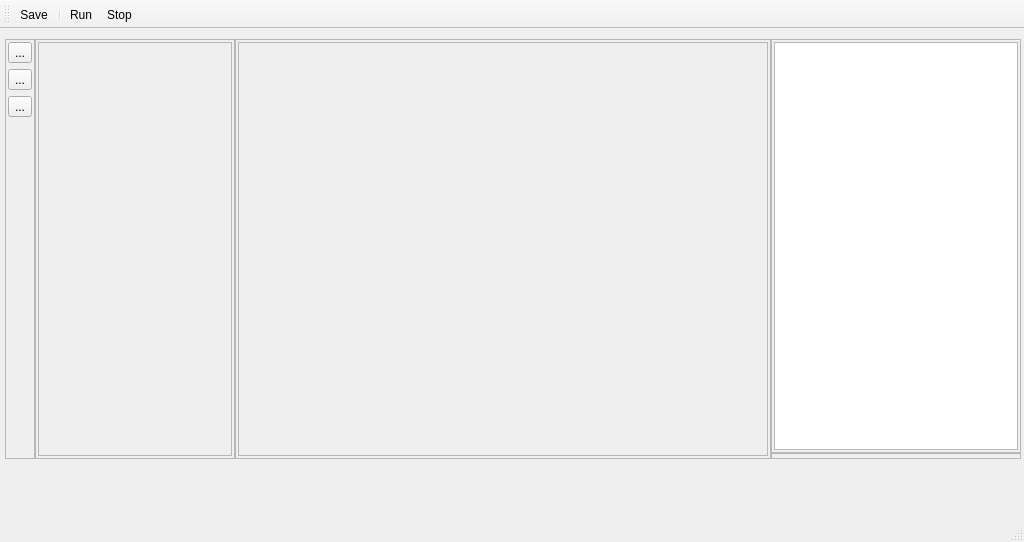
The window that designer/WorkflowDesigner.ui (dhasterok/LaserMapExplorer) describes before a commit, drawn with Qt 5.
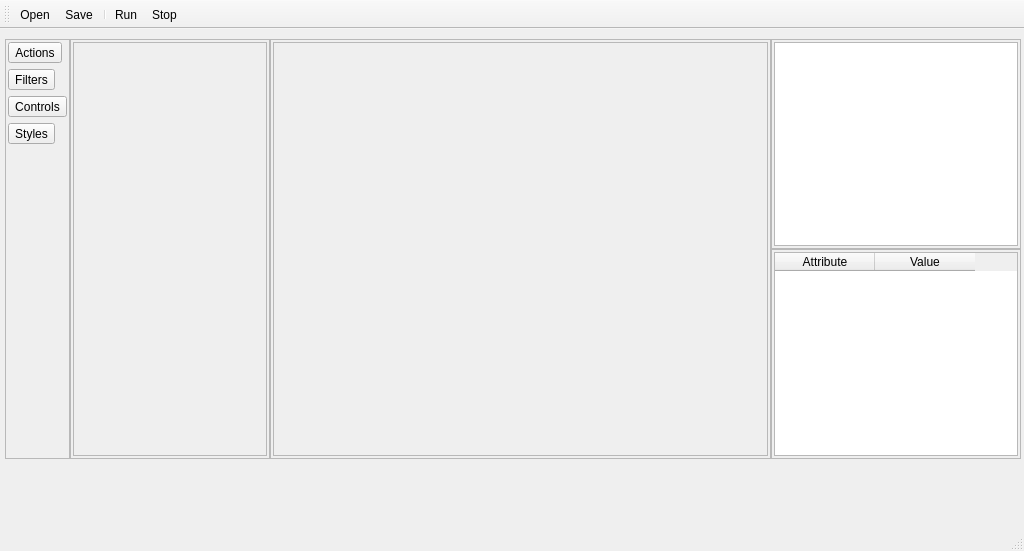
The same window after the commit. Icons and pictures are not drawn.

Commit message:
Added swap resolution button
Swaps dx and dy in mainwindow

What changed in the file:
```diff
--- a/designer/WorkflowDesigner.ui
+++ b/designer/WorkflowDesigner.ui
@@ -7,7 +7,7 @@
     <x>0</x>
     <y>0</y>
     <width>1024</width>
-    <height>542</height>
+    <height>551</height>
    </rect>
   </property>
   <property name="sizePolicy">
@@ -20,7 +20,7 @@
    <string>MainWindow</string>
   </property>
   <widget class="QWidget" name="centralwidget">
-   <widget class="QWidget" name="">
+   <widget class="QWidget" name="layoutWidget">
     <property name="geometry">
      <rect>
       <x>5</x>
@@ -63,21 +63,28 @@
         <item>
          <widget class="QToolButton" name="toolButton">
           <property name="text">
-           <string>...</string>
+           <string>Actions</string>
           </property>
          </widget>
         </item>
         <item>
          <widget class="QToolButton" name="toolButton_2">
           <property name="text">
-           <string>...</string>
+           <string>Filters</string>
           </property>
          </widget>
         </item>
         <item>
          <widget class="QToolButton" name="toolButton_3">
           <property name="text">
-           <string>...</string>
+           <string>Controls</string>
+          </property>
+         </widget>
+        </item>
+        <item>
+         <widget class="QToolButton" name="toolButtonStyles">
+          <property name="text">
+           <string>Styles</string>
           </property>
          </widget>
         </item>
@@ -187,7 +194,7 @@
             <rect>
              <x>0</x>
              <y>0</y>
-             <width>383</width>
+             <width>367</width>
              <height>410</height>
             </rect>
            </property>
@@ -202,6 +209,9 @@
        <property name="spacing">
         <number>0</number>
        </property>
+       <property name="sizeConstraint">
+        <enum>QLayout::SetDefaultConstraint</enum>
+       </property>
        <item>
         <widget class="QFrame" name="frame_4">
          <property name="maximumSize">
@@ -237,6 +247,12 @@
        </item>
        <item>
         <widget class="QFrame" name="frame_5">
+         <property name="minimumSize">
+          <size>
+           <width>0</width>
+           <height>0</height>
+          </size>
+         </property>
          <property name="maximumSize">
           <size>
            <width>250</width>
@@ -262,6 +278,20 @@
           <property name="bottomMargin">
            <number>2</number>
           </property>
+          <item>
+           <widget class="QTableWidget" name="tableWidget">
+            <column>
+             <property name="text">
+              <string>Attribute</string>
+             </property>
+            </column>
+            <column>
+             <property name="text">
+              <string>Value</string>
+             </property>
+            </column>
+           </widget>
+          </item>
          </layout>
         </widget>
        </item>
@@ -300,6 +330,7 @@
    <attribute name="toolBarBreak">
     <bool>false</bool>
    </attribute>
+   <addaction name="actionOpen"/>
    <addaction name="actionSave"/>
    <addaction name="separator"/>
    <addaction name="actionRun"/>
@@ -362,6 +393,24 @@
     <enum>QAction::ApplicationSpecificRole</enum>
    </property>
   </action>
+  <action name="actionOpen">
+   <property name="icon">
+    <iconset resource="../resources.qrc">
+     <normaloff>:/resources/icons/icon-open-file-64.svg</normaloff>:/resources/icons/icon-open-file-64.svg</iconset>
+   </property>
+   <property name="text">
+    <string>Open</string>
+   </property>
+   <property name="toolTip">
+    <string>Open workflow</string>
+   </property>
+   <property name="shortcut">
+    <string>Ctrl+O</string>
+   </property>
+   <property name="menuRole">
+    <enum>QAction::ApplicationSpecificRole</enum>
+   </property>
+  </action>
  </widget>
  <resources>
   <include location="../resources.qrc"/>
```
Left out of the diff: 26 changed lines with no effect on the pictures. The commit also changes 10 other files.
